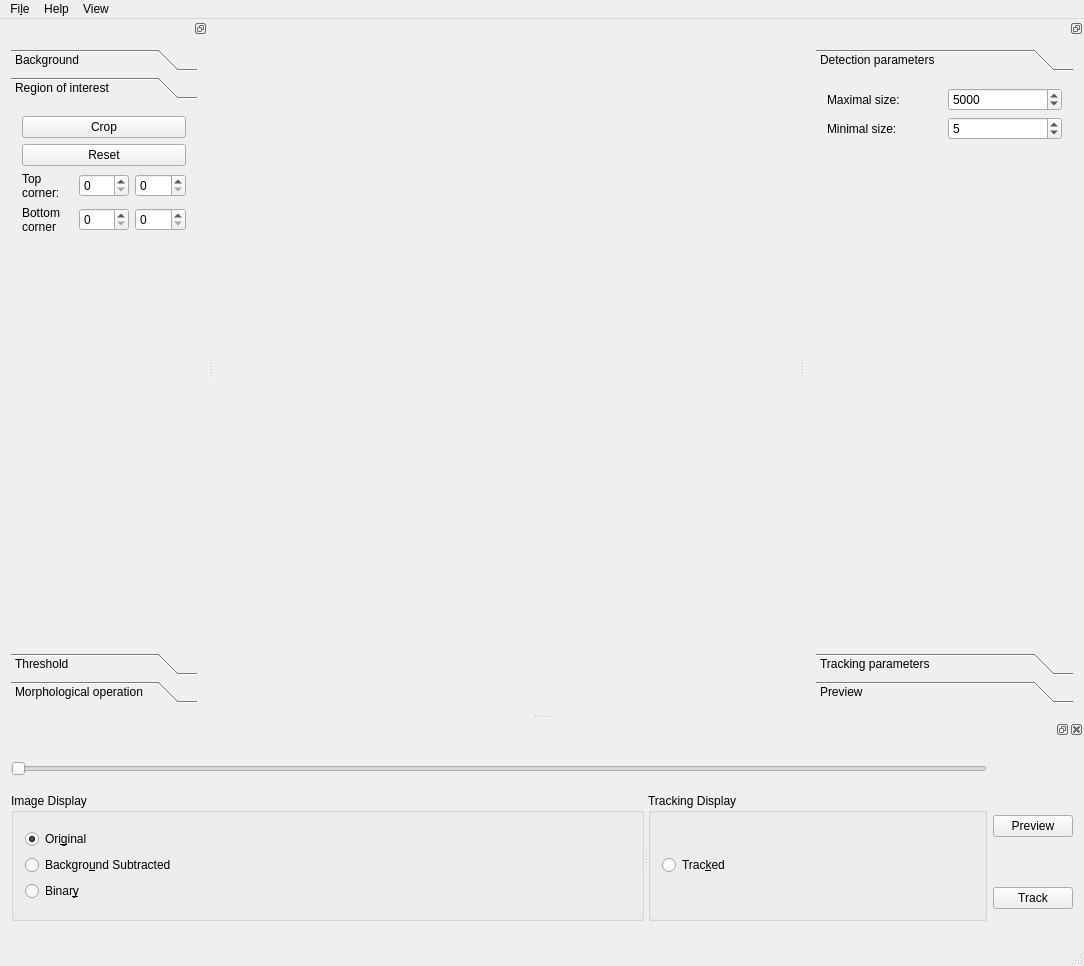
Old version of the form src/interactive.ui in the repository FastTrackOrg/FastTrack.
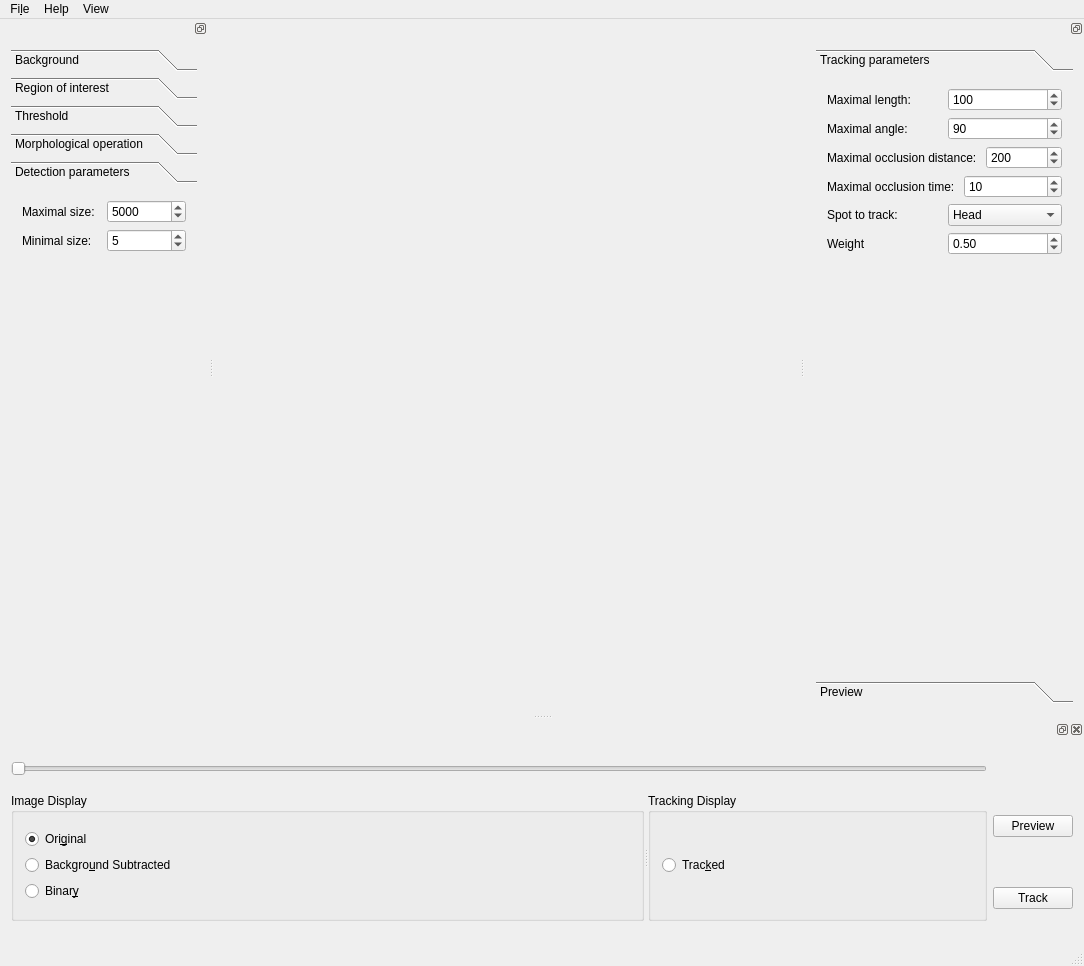
New version of the form.

The edit to the form file:
```diff
--- a/src/interactive.ui
+++ b/src/interactive.ui
@@ -57,83 +57,13 @@
        <property name="currentIndex">
         <number>0</number>
        </property>
-       <widget class="QWidget" name="page">
-        <property name="geometry">
-         <rect>
-          <x>0</x>
-          <y>0</y>
-          <width>263</width>
-          <height>518</height>
-         </rect>
-        </property>
-        <attribute name="label">
-         <string>Detection parameters</string>
-        </attribute>
-        <layout class="QGridLayout" name="gridLayout">
-         <item row="2" column="0">
-          <spacer name="verticalSpacer_6">
-           <property name="orientation">
-            <enum>Qt::Vertical</enum>
-           </property>
-           <property name="sizeHint" stdset="0">
-            <size>
-             <width>20</width>
-             <height>40</height>
-            </size>
-           </property>
-          </spacer>
-         </item>
-         <item row="1" column="0">
-          <layout class="QHBoxLayout" name="horizontalLayout_9">
-           <item>
-            <widget class="QLabel" name="label_12">
-             <property name="text">
-              <string>Minimal size: </string>
-             </property>
-            </widget>
-           </item>
-           <item>
-            <widget class="QSpinBox" name="minSize">
-             <property name="maximum">
-              <number>9999999</number>
-             </property>
-             <property name="value">
-              <number>5</number>
-             </property>
-            </widget>
-           </item>
-          </layout>
-         </item>
-         <item row="0" column="0">
-          <layout class="QHBoxLayout" name="horizontalLayout_10">
-           <item>
-            <widget class="QLabel" name="label_11">
-             <property name="text">
-              <string>Maximal size: </string>
-             </property>
-            </widget>
-           </item>
-           <item>
-            <widget class="QSpinBox" name="maxSize">
-             <property name="maximum">
-              <number>9999999</number>
-             </property>
-             <property name="value">
-              <number>5000</number>
-             </property>
-            </widget>
-           </item>
-          </layout>
-         </item>
-        </layout>
-       </widget>
        <widget class="QWidget" name="page_10">
         <property name="geometry">
          <rect>
           <x>0</x>
           <y>0</y>
-          <width>263</width>
-          <height>518</height>
+          <width>276</width>
+          <height>593</height>
          </rect>
         </property>
         <attribute name="label">
@@ -394,7 +324,7 @@
    <property name="minimumSize">
     <size>
      <width>208</width>
-     <height>246</height>
+     <height>266</height>
     </size>
    </property>
    <property name="features">
@@ -411,7 +341,7 @@
      <item row="0" column="0">
       <widget class="QToolBox" name="toolBox">
        <property name="currentIndex">
-        <number>1</number>
+        <number>4</number>
        </property>
        <widget class="QWidget" name="backgroundBox">
         <property name="geometry">
@@ -525,8 +455,8 @@
          <rect>
           <x>0</x>
           <y>0</y>
-          <width>201</width>
-          <height>488</height>
+          <width>190</width>
+          <height>497</height>
          </rect>
         </property>
         <attribute name="label">
@@ -747,6 +677,68 @@
          </item>
         </layout>
        </widget>
+       <widget class="QWidget" name="page_2">
+        <attribute name="label">
+         <string>Detection parameters</string>
+        </attribute>
+        <layout class="QGridLayout" name="gridLayout">
+         <item row="0" column="0">
+          <layout class="QHBoxLayout" name="horizontalLayout_10">
+           <item>
+            <widget class="QLabel" name="label_11">
+             <property name="text">
+              <string>Maximal size: </string>
+             </property>
+            </widget>
+           </item>
+           <item>
+            <widget class="QSpinBox" name="maxSize">
+             <property name="maximum">
+              <number>9999999</number>
+             </property>
+             <property name="value">
+              <number>5000</number>
+             </property>
+            </widget>
+           </item>
+          </layout>
+         </item>
+         <item row="1" column="0">
+          <layout class="QHBoxLayout" name="horizontalLayout_9">
+           <item>
+            <widget class="QLabel" name="label_12">
+             <property name="text">
+              <string>Minimal size: </string>
+             </property>
+            </widget>
+           </item>
+           <item>
+            <widget class="QSpinBox" name="minSize">
+             <property name="maximum">
+              <number>9999999</number>
+             </property>
+             <property name="value">
+              <number>5</number>
+             </property>
+            </widget>
+           </item>
+          </layout>
+         </item>
+         <item row="2" column="0">
+          <spacer name="verticalSpacer_6">
+           <property name="orientation">
+            <enum>Qt::Vertical</enum>
+           </property>
+           <property name="sizeHint" stdset="0">
+            <size>
+             <width>20</width>
+             <height>406</height>
+            </size>
+           </property>
+          </spacer>
+         </item>
+        </layout>
+       </widget>
       </widget>
      </item>
     </layout>
```
Left out of the diff: 20 changed lines with no effect on the pictures.
